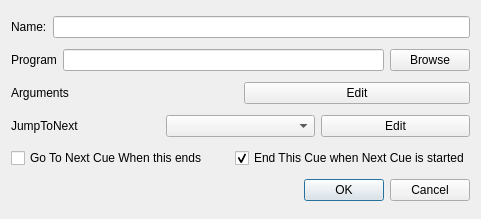
Old version of the form editcue.ui in the repository PotatoPopcorn/PlanktonScriptCue.
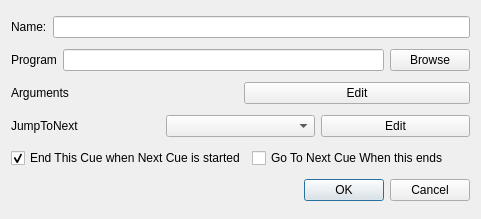
New version of the form.

Commit message: Update Display Names

Patch:
```diff
--- a/editcue.ui
+++ b/editcue.ui
@@ -90,13 +90,6 @@
    </item>
    <item>
     <layout class="QHBoxLayout" name="jumpControlLayout">
-     <item>
-      <widget class="QCheckBox" name="jumpOnEndCheckBox">
-       <property name="text">
-        <string>Go To Next Cue When this ends</string>
-       </property>
-      </widget>
-     </item>
      <item>
       <widget class="QCheckBox" name="endOnNextCheckBox">
        <property name="text">
@@ -107,6 +100,13 @@
        </property>
       </widget>
      </item>
+     <item>
+      <widget class="QCheckBox" name="jumpOnEndCheckBox">
+       <property name="text">
+        <string>Go To Next Cue When this ends</string>
+       </property>
+      </widget>
+     </item>
     </layout>
    </item>
    <item>
```
The commit also changes 1 other file.
